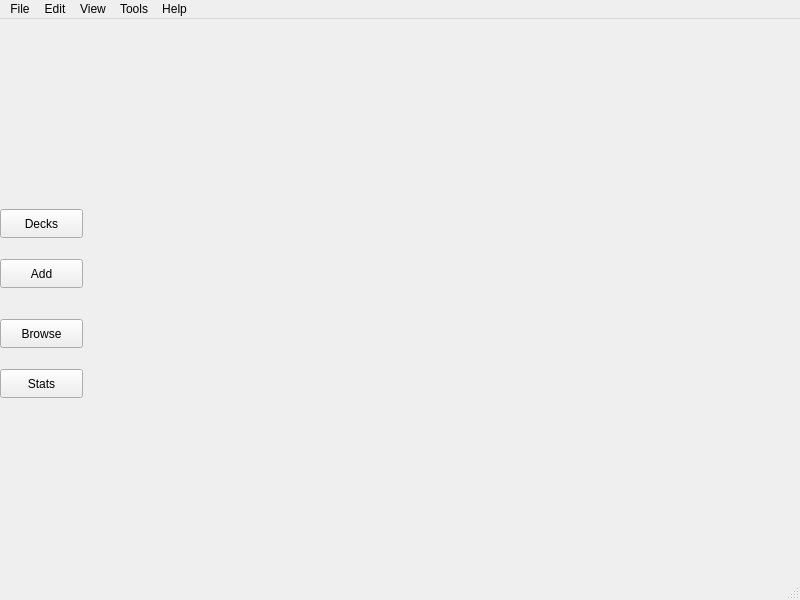
Above: forms/mainwindow.ui from TehPig/MindLeap before the change. Below: the same form after it.
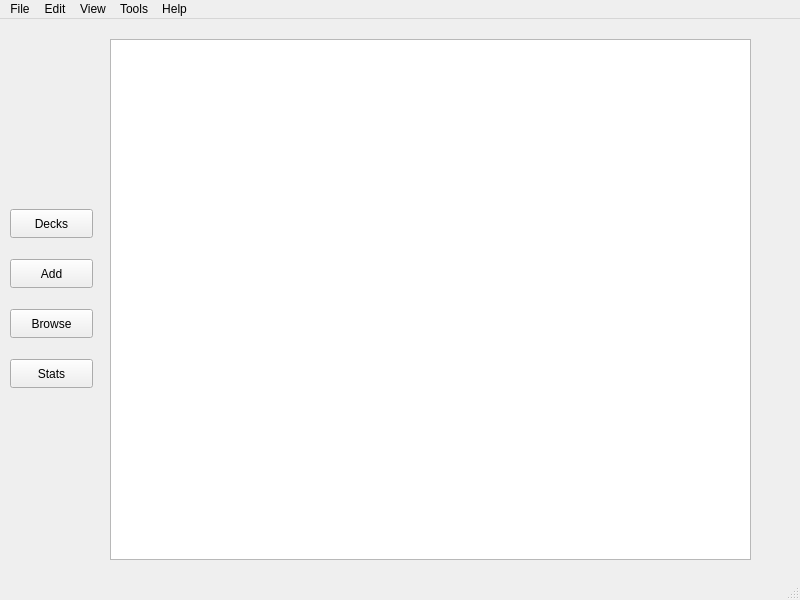
That is the form after the change.

```diff
--- a/forms/mainwindow.ui
+++ b/forms/mainwindow.ui
@@ -17,7 +17,7 @@
    <widget class="QPushButton" name="pushButton">
     <property name="geometry">
      <rect>
-      <x>0</x>
+      <x>10</x>
       <y>190</y>
       <width>83</width>
       <height>29</height>
@@ -30,7 +30,7 @@
    <widget class="QPushButton" name="pushButton_2">
     <property name="geometry">
      <rect>
-      <x>0</x>
+      <x>10</x>
       <y>240</y>
       <width>83</width>
       <height>29</height>
@@ -43,8 +43,8 @@
    <widget class="QPushButton" name="pushButton_3">
     <property name="geometry">
      <rect>
-      <x>0</x>
-      <y>300</y>
+      <x>10</x>
+      <y>290</y>
       <width>83</width>
       <height>29</height>
      </rect>
@@ -56,8 +56,8 @@
    <widget class="QPushButton" name="pushButton_4">
     <property name="geometry">
      <rect>
-      <x>0</x>
-      <y>350</y>
+      <x>10</x>
+      <y>340</y>
       <width>83</width>
       <height>29</height>
      </rect>
@@ -66,6 +66,16 @@
      <string>Stats</string>
     </property>
    </widget>
+   <widget class="QListWidget" name="listWidget">
+    <property name="geometry">
+     <rect>
+      <x>110</x>
+      <y>20</y>
+      <width>641</width>
+      <height>521</height>
+     </rect>
+    </property>
+   </widget>
   </widget>
   <widget class="QMenuBar" name="menubar">
    <property name="geometry">
```
